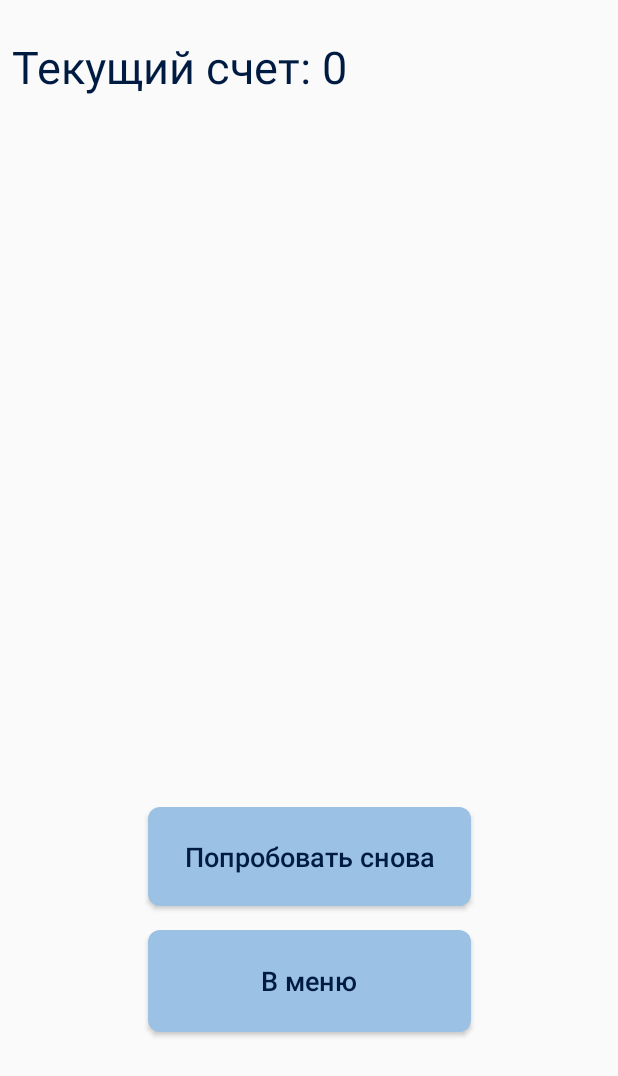
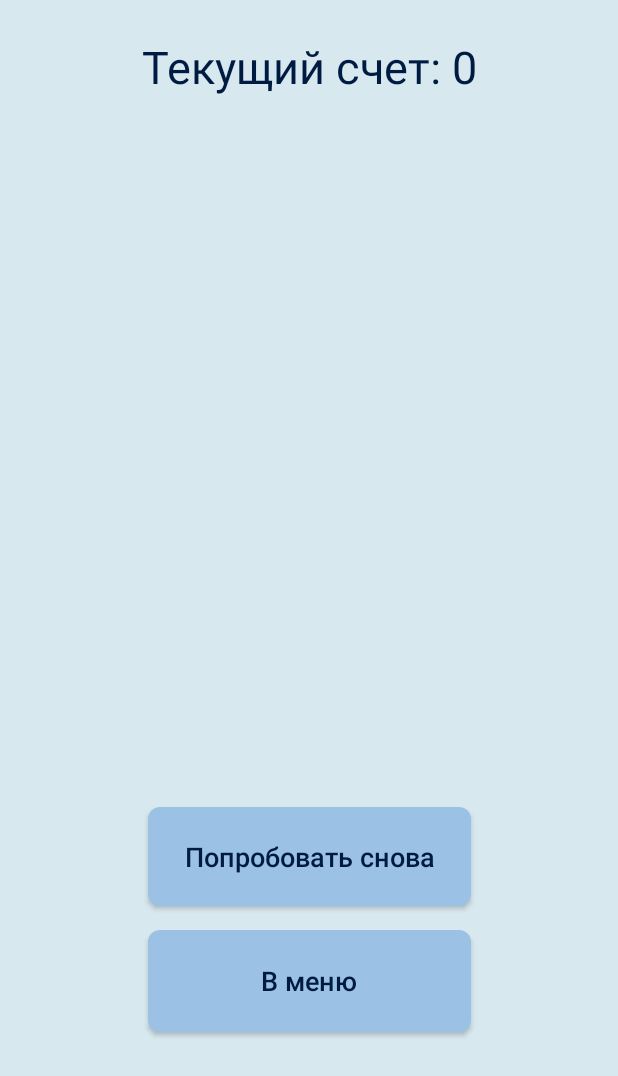
Before and after one commit to Zzzkvidi4/AndroidFirstTask, an Android app: the GameFinishedActivity screen opened directly, with no data from a screen before it, on a phone screen of 412 x 824 dp. Shown: the top 1076 px of the screen. Run offline under Robolectric (Android 15) with nearby library versions, the phone set to English and light mode, and no system bars; libraries missing offline, so code that uses them is left out: com.github.mikephil.charting; plain views replace LineChart.

Commit message:
Changed text alignment and trying to change loader colors.

```diff
--- a/TestAndroidApplication1/app/src/main/java/zzzkvidi4/com/testandroidapplication1/GameOptionActivity.java
+++ b/TestAndroidApplication1/app/src/main/java/zzzkvidi4/com/testandroidapplication1/GameOptionActivity.java
@@ -3,9 +3,12 @@ package zzzkvidi4.com.testandroidapplication1;
 import android.content.ContentValues;
 import android.content.Intent;
 import android.content.SharedPreferences;
+import android.content.res.ColorStateList;
 import android.database.Cursor;
 import android.database.sqlite.SQLiteDatabase;
+import android.graphics.PorterDuff;
 import android.graphics.Typeface;
+import android.support.v4.content.ContextCompat;
 import android.support.v7.app.AppCompatActivity;
 import android.os.Bundle;
 import android.view.View;
@@ -79,6 +82,8 @@ public class GameOptionActivity extends AppCompatActivity {
         difficultySeekBar = (SeekBar) findViewById(R.id.difficultySeekBar);
         scoreTV = (TextView)findViewById(R.id.gameScore);
         loader = (ProgressBar)findViewById(R.id.progress);
+        //int color = ContextCompat.getColor(this, R.color.mainFontColor);
+        //loader.getIndeterminateDrawable().setColorFilter(color, PorterDuff.Mode.MULTIPLY);
         retrieveStaticInformationAboutGame();
         retrieveDynamicInformationAboutGame(DEFAULT_DIFFICULTY);
         difficultySeekBar.setMax(maxDifficulty - 1);
--- a/TestAndroidApplication1/app/src/main/res/layout/activity_game_finished.xml
+++ b/TestAndroidApplication1/app/src/main/res/layout/activity_game_finished.xml
@@ -4,6 +4,7 @@
     xmlns:tools="http://schemas.android.com/tools"
     android:layout_width="match_parent"
     android:layout_height="match_parent"
+    android:background="@color/mainTheme"
     tools:context="zzzkvidi4.com.testandroidapplication1.GameFinishedActivity">
 
     <Button
@@ -67,6 +68,7 @@
         android:layout_marginEnd="8dp"
         android:layout_marginStart="8dp"
         android:layout_marginTop="24dp"
+        android:textAlignment="center"
         android:textColor="@color/mainFontColor"
         android:textSize="30sp"
         app:layout_constraintEnd_toEndOf="parent"
@@ -80,6 +82,7 @@
         android:layout_marginEnd="8dp"
         android:layout_marginStart="8dp"
         android:layout_marginTop="8dp"
+        android:textAlignment="center"
         android:textColor="@color/mainFontColor"
         android:textSize="30sp"
         app:layout_constraintEnd_toEndOf="parent"
--- a/TestAndroidApplication1/app/src/main/res/values/styles.xml
+++ b/TestAndroidApplication1/app/src/main/res/values/styles.xml
@@ -20,9 +20,9 @@
         <item name="android:background">@color/black_overlay</item>
     </style>
 
-    <style name="ProgressBar" parent="@android:style/Widget.ProgressBar">
-        <item name="colorControlNormal">@color/mainFontColor</item>
-        <item name="android:colorBackground">@color/mainTheme</item>
+    <style name="ProgressBar" parent="@android:style/Widget.ProgressBar.Inverse">
+        <!--<item name="android:indeterminateTint">@color/mainFontColor</item>
+        <item name="android:colorBackground">@color/mainTheme</item>-->
     </style>
 
     <style name="AppTheme.NoActionBar">
```
